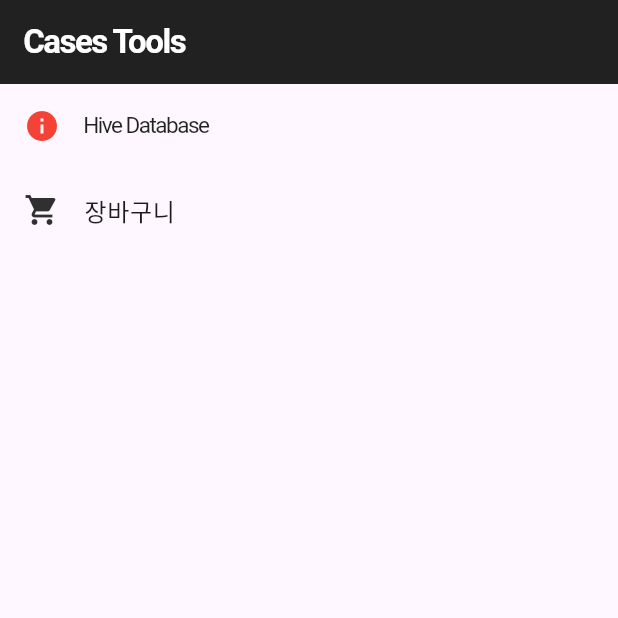
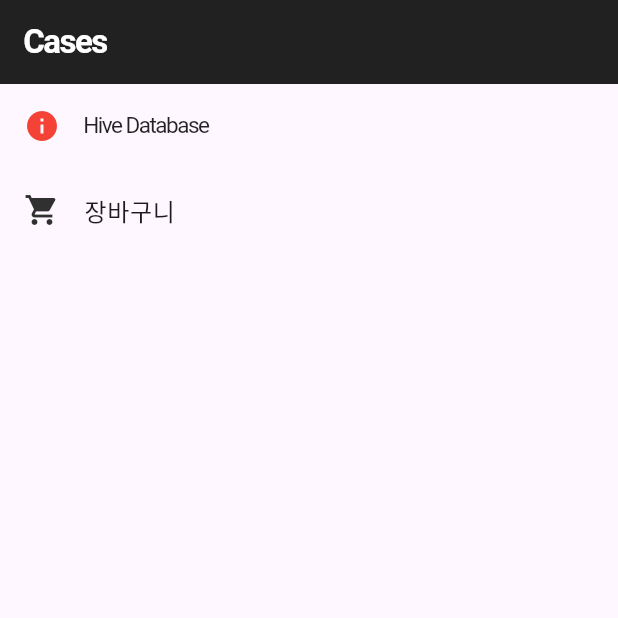
Before and after one commit to killkch/cases, a Flutter app: the screen it shows after launch, on a phone screen of 412 x 824 dp, the top half of it. Run offline on Flutter 3.47's test engine with Material 3 defaults, Android fonts, the phone set to English and light mode, and no system bars; our stand-ins replace flutter_native_splash, get, get_storage; statements that could not run were skipped.

Commit message:
[20240723 수정] home_page.dart

```diff
--- a/lib/home_page.dart
+++ b/lib/home_page.dart
@@ -22,7 +22,7 @@ class _HomePageState extends State<HomePage> {
       appBar: AppBar(
         backgroundColor: Colors.black87,
         title: const Text(
-          'Cases Tools',
+          'Cases',
           style: TextStyle(
             color: Colors.white,
             letterSpacing: -1,
```
